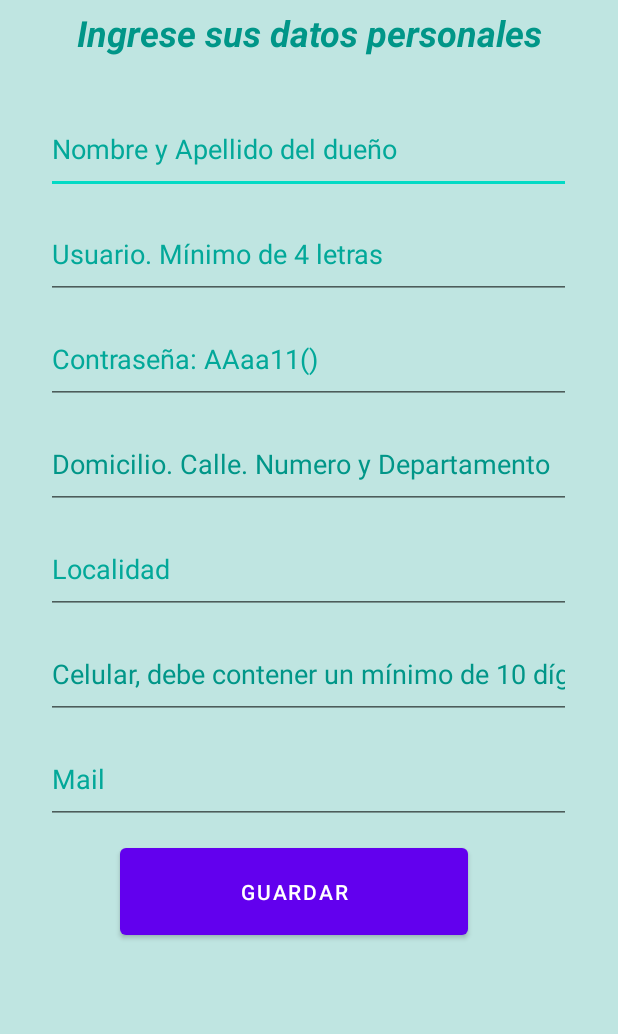
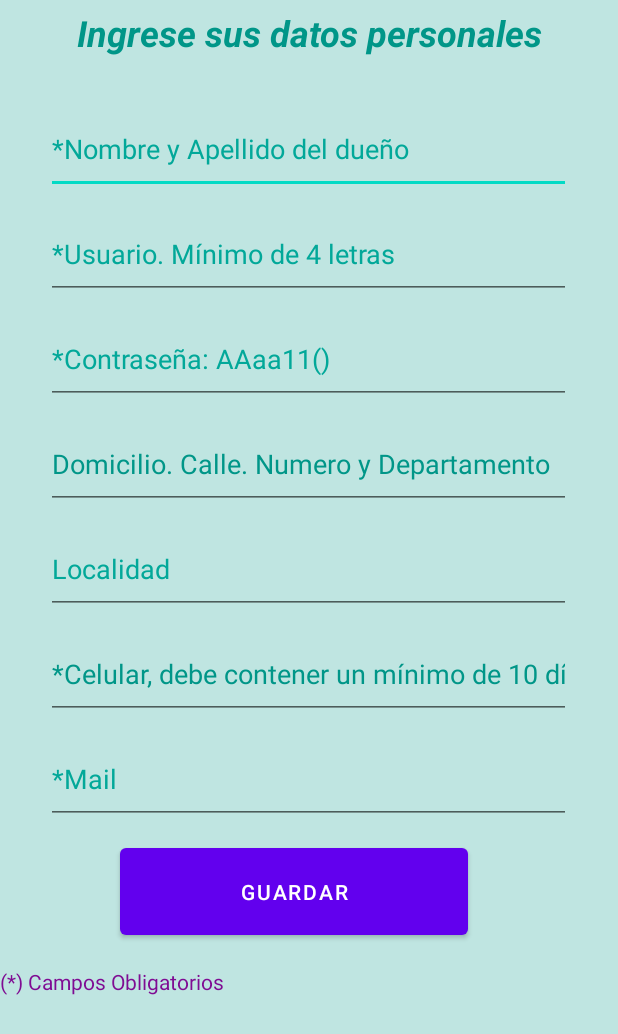
Before and after one commit to bibianabossio/PeluqueriaADomicilio, an Android app: the FormularioLogin screen opened directly, with no data from a screen before it, on a phone screen of 412 x 824 dp. Shown: the top 1034 px of the screen. Run offline under Robolectric (Android 15) with nearby library versions, the phone set to English and light mode, and no system bars.

Commit message:
8.5 noche

```diff
--- a/app/src/main/java/com/example/peluqueraadomicilio/FormularioLogin.java
+++ b/app/src/main/java/com/example/peluqueraadomicilio/FormularioLogin.java
@@ -142,8 +142,6 @@ public class FormularioLogin extends AppCompatActivity {
         String usu = usuario.getText().toString();
         String contra = contrasena.getText().toString();
         String ml = mail.getText().toString();
-        String dom = domicilio.getText().toString();
-        String loc = localidad.getText().toString();
         String cel = celular.getText().toString();
         validarTotales();
 
@@ -221,7 +219,7 @@ public class FormularioLogin extends AppCompatActivity {
        ConexionSQLiteHelper conn = new ConexionSQLiteHelper(FormularioLogin.this, "bd_perros", null, 1);
        SQLiteDatabase db = conn.getWritableDatabase();
        ContentValues values = new ContentValues();
-       values.put("usuario", usuario.getText().toString());//el valor que se asigne se guarda en la bd
+       values.put("usuario", usuario.getText().toString().toLowerCase());//el valor que se asigne se guarda en la bd en minuscula
        values.put("contrasena", contrasena.getText().toString());
        values.put("nombre_dueno", dueno.getText().toString());
        values.put("mail", mail.getText().toString());
--- a/app/src/main/java/com/example/peluqueraadomicilio/MainActivity.java
+++ b/app/src/main/java/com/example/peluqueraadomicilio/MainActivity.java
@@ -53,7 +53,7 @@ public class MainActivity extends AppCompatActivity {//creo las variables
             @Override
             public void onClick(View v) {
                 //consulta a la base, comparar los datos de la base con lo cargado en el linea 21 y 22
-                String dueno = usuario.getText().toString();
+                String dueno = usuario.getText().toString().toLowerCase();
                 String pass = contrasena.getText().toString();
                 if (!dueno.equals("") && !pass.equals("")) {//compruebo que no este vacio y entro a la base de datos.
                     ConexionSQLiteHelper conn = new ConexionSQLiteHelper(MainActivity.this, "bd_perros", null, 1);
--- a/app/src/main/res/layout/activity_formulario_login.xml
+++ b/app/src/main/res/layout/activity_formulario_login.xml
@@ -38,7 +38,7 @@
                 android:layout_marginTop="25dp"
                 android:layout_marginBottom="10dp"
                 android:ems="10"
-                android:hint="Nombre y Apellido del dueño"
+                android:hint="*Nombre y Apellido del dueño"
                 android:inputType="textPersonName"
                 android:maxLength="30"
                 android:textColorHint="#02A899" />
@@ -60,7 +60,7 @@
                 android:layout_marginTop="0dp"
                 android:layout_marginBottom="10dp"
                 android:ems="10"
-                android:hint="Usuario. Mínimo de 4 letras"
+                android:hint="*Usuario. Mínimo de 4 letras"
                 android:inputType="textPersonName"
                 android:maxLength="10"
                 android:textColorHint="#02A899" />
@@ -82,7 +82,7 @@
                 android:layout_marginTop="0dp"
                 android:layout_marginBottom="10dp"
                 android:ems="10"
-                android:hint="Contraseña: AAaa11() "
+                android:hint="*Contraseña: AAaa11() "
                 android:inputType="textPassword"
                 android:maxLength="10"
                 android:textColorHint="#02A899" />
@@ -131,7 +131,7 @@
                 android:layout_marginTop="0dp"
                 android:layout_marginBottom="10dp"
                 android:ems="10"
-                android:hint="Celular, debe contener un mínimo de 10 dígitos"
+                android:hint="*Celular, debe contener un mínimo de 10 dígitos"
                 android:inputType="number"
                 android:maxLength="15"
                 android:textColorHighlight="#02A899"
@@ -154,7 +154,7 @@
                 android:layout_marginTop="0dp"
                 android:layout_marginBottom="10dp"
                 android:ems="10"
-                android:hint="Mail"
+                android:hint="*Mail"
                 android:inputType="textPersonName"
                 android:textColorHint="#02A899" />
 
@@ -178,6 +178,13 @@
                 android:layout_marginBottom="15dp"
                 android:text="GUARDAR" />
 
+            <TextView
+                android:id="@+id/mensaje"
+                android:layout_width="match_parent"
+                android:layout_height="wrap_content"
+                android:text="(*) Campos Obligatorios"
+                android:textColor="#7F0C93" />
+
         </LinearLayout>
     </ScrollView>
 
```
